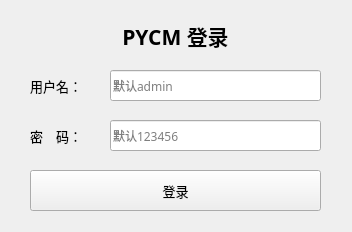
First picture: the form in Console/UI/LoginUI.ui, repository yang-zhongtian/PYCM, before the edit.
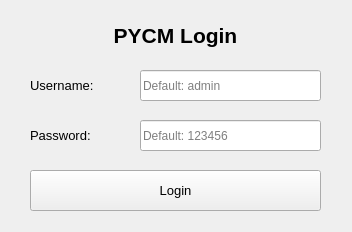
Second picture: the form after the edit. Icons and pictures are not drawn.

Diff of the .ui file:
```diff
--- a/Console/UI/LoginUI.ui
+++ b/Console/UI/LoginUI.ui
@@ -23,40 +23,30 @@
   <widget class="QLineEdit" name="username">
    <property name="geometry">
     <rect>
-     <x>110</x>
+     <x>140</x>
      <y>70</y>
-     <width>211</width>
+     <width>181</width>
      <height>31</height>
     </rect>
    </property>
-   <property name="font">
-    <font>
-     <family>微软雅黑</family>
-    </font>
-   </property>
    <property name="placeholderText">
-    <string>默认admin</string>
+    <string>Default: admin</string>
    </property>
   </widget>
   <widget class="QLineEdit" name="password">
    <property name="geometry">
     <rect>
-     <x>110</x>
+     <x>140</x>
      <y>120</y>
-     <width>211</width>
+     <width>181</width>
      <height>31</height>
     </rect>
    </property>
-   <property name="font">
-    <font>
-     <family>微软雅黑</family>
-    </font>
-   </property>
    <property name="echoMode">
     <enum>QLineEdit::Password</enum>
    </property>
    <property name="placeholderText">
-    <string>默认123456</string>
+    <string>Default: 123456</string>
    </property>
   </widget>
   <widget class="QLabel" name="title">
@@ -70,14 +60,13 @@
    </property>
    <property name="font">
     <font>
-     <family>微软雅黑</family>
      <pointsize>16</pointsize>
      <weight>75</weight>
      <bold>true</bold>
     </font>
    </property>
    <property name="text">
-    <string>PYCM 登录</string>
+    <string>PYCM Login</string>
    </property>
    <property name="alignment">
     <set>Qt::AlignCenter</set>
@@ -91,18 +80,17 @@
     <rect>
      <x>30</x>
      <y>70</y>
-     <width>72</width>
+     <width>101</width>
      <height>31</height>
     </rect>
    </property>
    <property name="font">
     <font>
-     <family>微软雅黑</family>
      <pointsize>10</pointsize>
     </font>
    </property>
    <property name="text">
-    <string>用户名：</string>
+    <string>Username: </string>
    </property>
   </widget>
   <widget class="QLabel" name="label_password">
@@ -110,18 +98,17 @@
     <rect>
      <x>30</x>
      <y>120</y>
-     <width>72</width>
+     <width>91</width>
      <height>31</height>
     </rect>
    </property>
    <property name="font">
     <font>
-     <family>微软雅黑</family>
      <pointsize>10</pointsize>
     </font>
    </property>
    <property name="text">
-    <string>密　码：</string>
+    <string>Password:</string>
    </property>
    <property name="alignment">
     <set>Qt::AlignLeading|Qt::AlignLeft|Qt::AlignVCenter</set>
@@ -138,12 +125,11 @@
    </property>
    <property name="font">
     <font>
-     <family>微软雅黑</family>
      <pointsize>10</pointsize>
     </font>
    </property>
    <property name="text">
-    <string>登录</string>
+    <string>Login</string>
    </property>
    <property name="shortcut">
     <string>Return</string>
```
